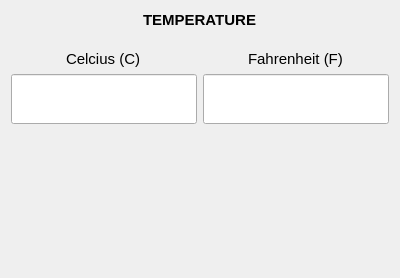
This is temperaturewidget.ui in dimitris47/units as Qt 5 draws it before an edit. The edited form follows.
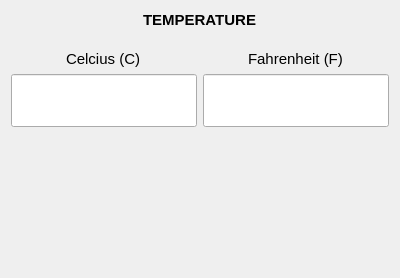
This is the edited form.

Diff of the .ui file:
```diff
--- a/temperaturewidget.ui
+++ b/temperaturewidget.ui
@@ -82,12 +82,12 @@
       <enum>Qt::Vertical</enum>
      </property>
      <property name="sizeType">
-      <enum>QSizePolicy::Fixed</enum>
+      <enum>QSizePolicy::MinimumExpanding</enum>
      </property>
      <property name="sizeHint" stdset="0">
       <size>
        <width>20</width>
-       <height>143</height>
+       <height>140</height>
       </size>
      </property>
     </spacer>
```
